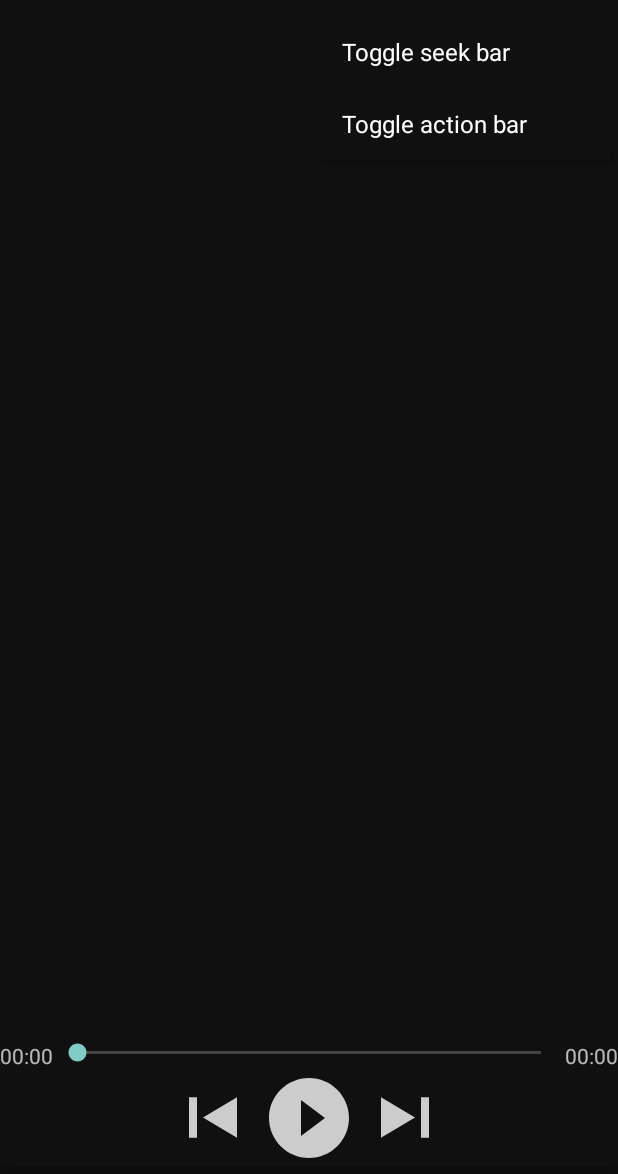
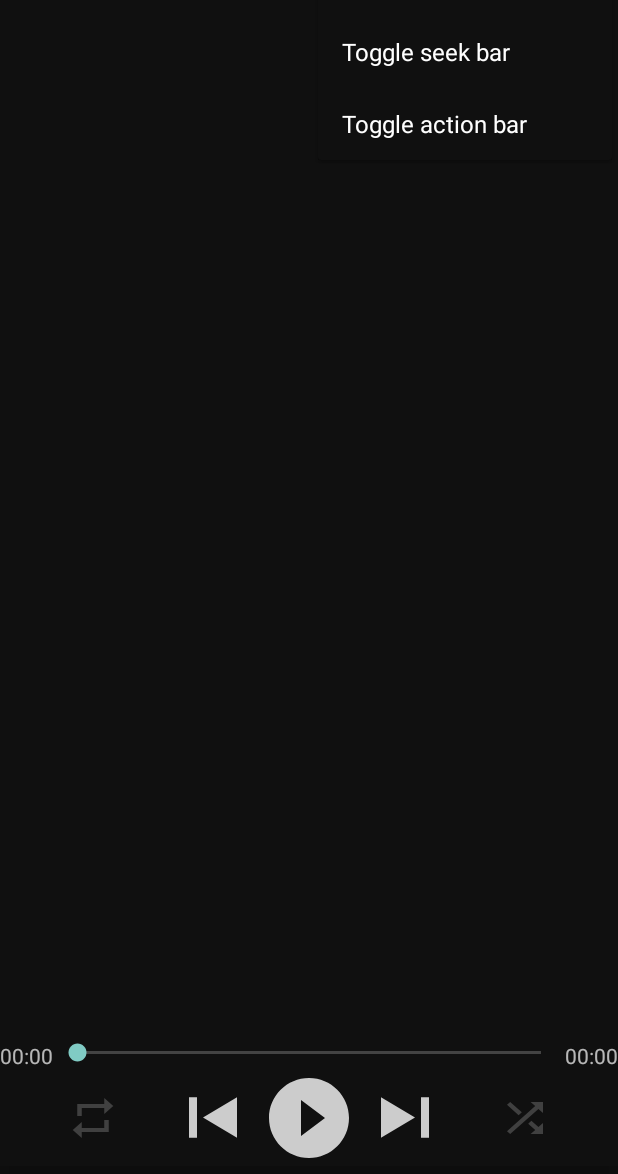
Before and after one commit to slic-one/soundframe, an Android app: the screen it shows after launch (PlayerActivity), with the options menu open, on a phone screen of 412 x 824 dp, the part 62-1236 px from its top. Run offline under Robolectric (Android 15) with nearby library versions, the phone set to English and light mode, and no system bars; 1 statement that could not run was skipped.

Commit message:
New: shuffle, repeat; minor fixes

```diff
--- a/app/src/main/java/com/silentslic/soundframe/MusicIntentReceiver.java
+++ b/app/src/main/java/com/silentslic/soundframe/MusicIntentReceiver.java
@@ -7,7 +7,7 @@ import android.content.IntentFilter;
 import android.media.AudioManager;
 
 /**
- * BroadcastReciever for handling the AUDIO_BECOMES_NOISY event
+ * BroadcastReciever for handling the headset plug event
  */
 
 public class MusicIntentReceiver extends BroadcastReceiver {
--- /dev/null
+++ b/app/src/main/res/drawable/ic_repeat_24dp.xml
@@ -0,0 +1,9 @@
+<vector xmlns:android="http://schemas.android.com/apk/res/android"
+        android:width="24dp"
+        android:height="24dp"
+        android:viewportWidth="24.0"
+        android:viewportHeight="24.0">
+    <path
+        android:fillColor="#FF000000"
+        android:pathData="M7,7h10v3l4,-4 -4,-4v3L5,5v6h2L7,7zM17,17L7,17v-3l-4,4 4,4v-3h12v-6h-2v4z"/>
+</vector>
--- /dev/null
+++ b/app/src/main/res/drawable/ic_shuffle_24dp.xml
@@ -0,0 +1,9 @@
+<vector xmlns:android="http://schemas.android.com/apk/res/android"
+        android:width="24dp"
+        android:height="24dp"
+        android:viewportWidth="24.0"
+        android:viewportHeight="24.0">
+    <path
+        android:fillColor="#FF000000"
+        android:pathData="M10.59,9.17L5.41,4 4,5.41l5.17,5.17 1.42,-1.41zM14.5,4l2.04,2.04L4,18.59 5.41,20 17.96,7.46 20,9.5L20,4h-5.5zM14.83,13.41l-1.41,1.41 3.13,3.13L14.5,20L20,20v-5.5l-2.04,2.04 -3.13,-3.13z"/>
+</vector>
--- a/app/src/main/res/layout/activity_player.xml
+++ b/app/src/main/res/layout/activity_player.xml
@@ -75,6 +75,23 @@
 
         <Button
             style="?android:buttonBarButtonStyle"
+            android:id="@+id/btnRepeat"
+            android:layout_width="36dp"
+
+            android:layout_height="32dp"
+            android:layout_gravity="center"
+
+            android:layout_marginRight="30dp"
+
+            android:background="@drawable/ic_repeat_24dp"
+            android:backgroundTint="#404040"
+            android:elevation="10dp"
+
+            android:onClick="repeat"
+            android:tag="inactive" />
+
+        <Button
+            style="?android:buttonBarButtonStyle"
             android:id="@+id/btnPrev"
             android:layout_width="64dp"
 
@@ -112,5 +129,23 @@
             android:elevation="10dp"
 
             android:onClick="nextTrack" />
+
+        <Button
+            style="?android:buttonBarButtonStyle"
+            android:id="@+id/btnShuffle"
+            android:layout_width="36dp"
+
+            android:layout_height="32dp"
+            android:layout_gravity="center"
+
+            android:layout_marginLeft="30dp"
+
+            android:tag="inactive"
+
+            android:background="@drawable/ic_shuffle_24dp"
+            android:backgroundTint="#404040"
+            android:elevation="10dp"
+
+            android:onClick="shuffle"/>
     </LinearLayout>
 </LinearLayout>
--- a/app/src/main/res/values/colors.xml
+++ b/app/src/main/res/values/colors.xml
@@ -5,4 +5,5 @@
     <color name="selected_song_background">#222222</color>
     <color name="song_text">#908fcf</color>
     <color name="player_controls">#fafafa</color>
+    <color name="player_controls_inactive">#404040</color>
 </resources>
```
Also changed, not shown: app/src/main/java/com/silentslic/soundframe/PlayerActivity.java (+74 -5 lines), 1 other file.
